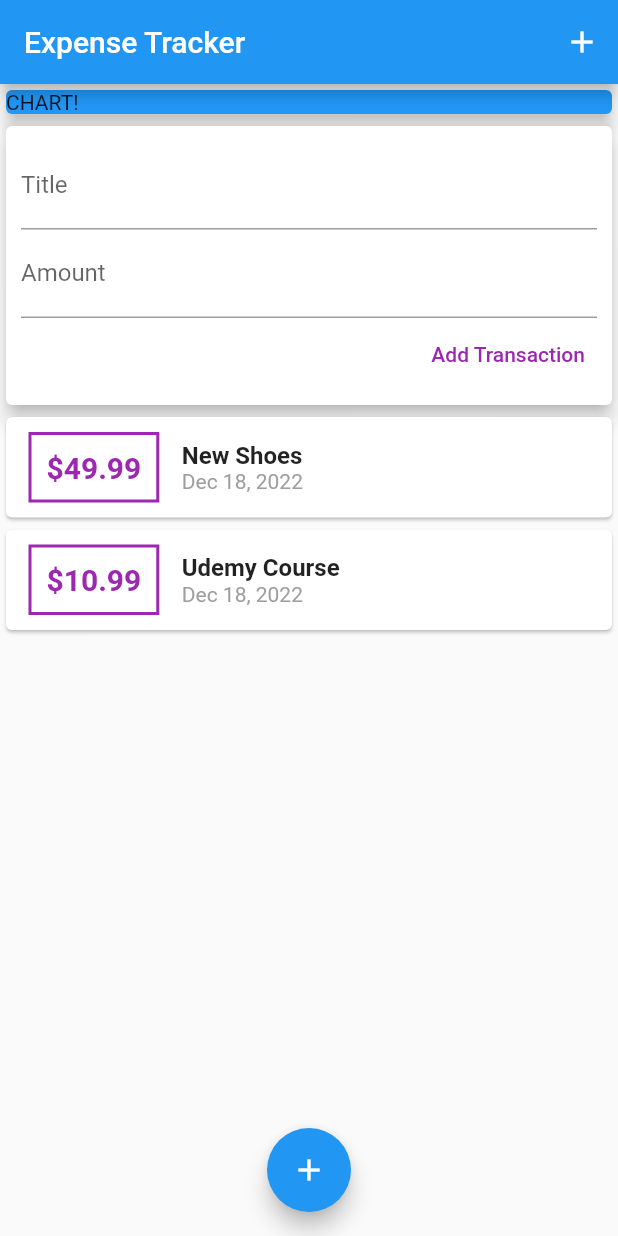
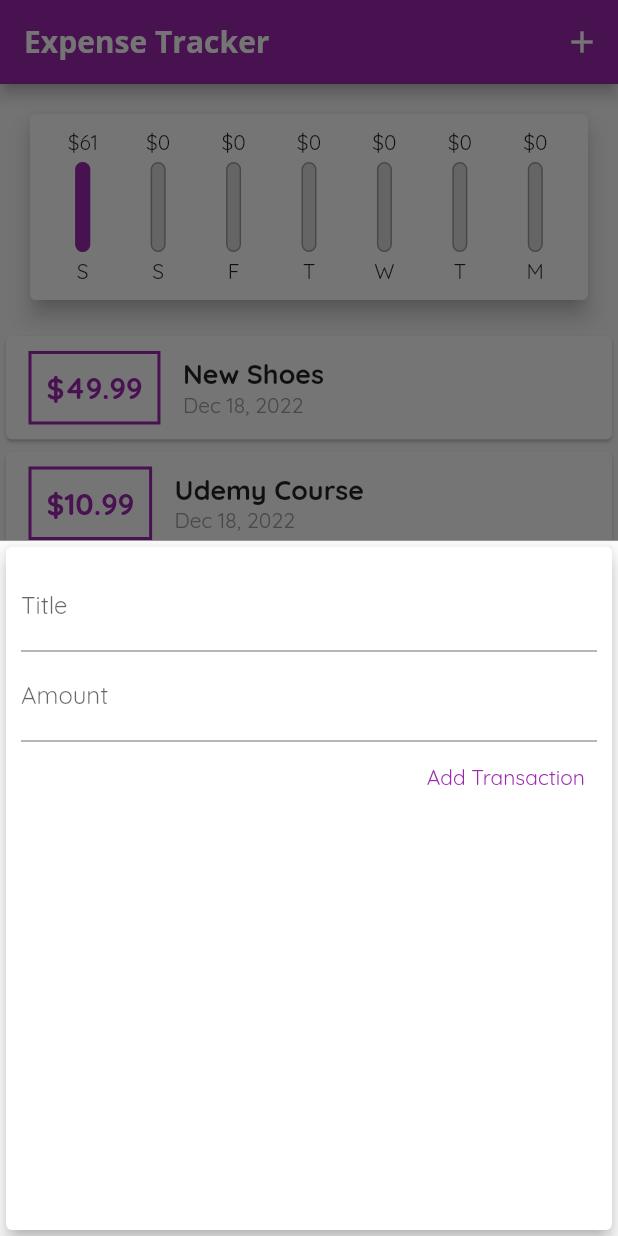
Before and after one commit to adnitr/expense-tracker-app-flutter, a Flutter app: the screen it shows after launch, after a tap on the "add" icon, on a phone screen of 412 x 824 dp. Run offline on Flutter 3.47's test engine with Material 2 defaults, Android fonts, the phone set to English and light mode, and no system bars.

Commit message:
add floating button, expense chart basic

```diff
--- a/lib/main.dart
+++ b/lib/main.dart
@@ -1,8 +1,10 @@
-import 'package:expense_tracker/widgets/new_transaction.dart';
 import 'package:flutter/material.dart';
+import 'package:uuid/uuid.dart';
 
 import './widgets/new_transaction.dart';
-import './widgets/user_transactions.dart';
+import './widgets/transaction_list.dart';
+import './widgets/chart.dart';
+import './models/transaction.dart';
 
 void main() {
   runApp(const MyApp());
@@ -11,29 +13,82 @@ void main() {
 class MyApp extends StatelessWidget {
   const MyApp({super.key});
 
-  // void startAddNewTransaction(ctx) {
-  //   showModalBottomSheet(context: ctx, builder: (_) {
-  //     return NewTransaction(addTransaction)
-  //   })
-  // }
-
   // This widget is the root of your application.
   @override
   Widget build(BuildContext context) {
     return MaterialApp(
-      title: 'Flutter App',
-      home: MyHomePage(),
+      title: 'Personal Expenses',
+      theme: ThemeData(
+          primarySwatch: Colors.purple,
+          accentColor: Colors.amber,
+          fontFamily: 'Quicksand',
+          appBarTheme: const AppBarTheme(
+              titleTextStyle: TextStyle(
+                  fontFamily: 'OpenSans',
+                  fontSize: 20,
+                  fontWeight: FontWeight.bold))),
+      home: const MyHomePage(),
     );
   }
 }
 
-class MyHomePage extends StatelessWidget {
+class MyHomePage extends StatefulWidget {
+  const MyHomePage({super.key});
+
+  @override
+  State<MyHomePage> createState() => _MyHomePageState();
+}
+
+class _MyHomePageState extends State<MyHomePage> {
+  final List<Transaction> _userTransactions = [
+    Transaction(
+        id: 't1', title: 'New Shoes', amount: 49.99, date: DateTime.now()),
+    Transaction(
+        id: 't2', title: 'Udemy Course', amount: 10.99, date: DateTime.now()),
+  ];
+
+  List<Transaction> get _recentTransactions {
+    return _userTransactions.where((tx) {
+      return tx.date.isAfter(DateTime.now().subtract(const Duration(days: 7)));
+    }).toList();
+  }
+
+  void _addNewTransaction(String txTitle, double txAmount) {
+    final newTx = Transaction(
+        id: Uuid().v1(),
+        title: txTitle,
+        amount: txAmount,
+        date: DateTime.now());
+
+    setState(() {
+      _userTransactions.add(newTx);
+    });
+  }
+
+  void _startAddNewTransaction(ctx) {
+    showModalBottomSheet(
+        context: ctx,
+        builder: (_) {
+          return GestureDetector(
+            onTap: () {},
+            behavior: HitTestBehavior.opaque,
+            child: NewTransaction(_addNewTransaction),
+          );
+        });
+  }
+
   @override
   Widget build(BuildContext context) {
     return Scaffold(
       appBar: AppBar(
-        title: Text("Expense Tracker"),
-        actions: [IconButton(onPressed: () {}, icon: Icon(Icons.add))],
+        title: const Text(
+          "Expense Tracker",
+        ),
+        actions: [
+          IconButton(
+              onPressed: () => _startAddNewTransaction(context),
+              icon: const Icon(Icons.add))
+        ],
       ),
       body: SingleChildScrollView(
         child: Column(
@@ -42,20 +97,16 @@ class MyHomePage extends StatelessWidget {
           children: [
             Container(
               width: double.infinity,
-              child: const Card(
-                child: Text("CHART!"),
-                color: Colors.blue,
-                elevation: 5,
-              ),
+              child: Chart(_recentTransactions),
             ),
-            UserTransaction()
+            TransactionList(_userTransactions)
           ],
         ),
       ),
       floatingActionButtonLocation: FloatingActionButtonLocation.centerFloat,
       floatingActionButton: FloatingActionButton(
-        child: Icon(Icons.add),
-        onPressed: () {},
+        child: const Icon(Icons.add),
+        onPressed: () => _startAddNewTransaction(context),
       ),
     );
   }
--- /dev/null
+++ b/lib/widgets/chart.dart
@@ -0,0 +1,61 @@
+import 'package:expense_tracker/models/transaction.dart';
+import 'package:expense_tracker/widgets/chart_bar.dart';
+import 'package:flutter/material.dart';
+import 'package:intl/intl.dart';
+
+class Chart extends StatelessWidget {
+  final List<Transaction> recentTransactions;
+
+  Chart(this.recentTransactions);
+
+  List<Map<String, Object>> get groupedTransactionValues {
+    return List.generate(7, (index) {
+      final weekDay = DateTime.now().subtract(Duration(days: index));
+
+      double totalSum = 0.0;
+
+      for (var i = 0; i < recentTransactions.length; i++) {
+        if (recentTransactions[i].date.day == weekDay.day &&
+            recentTransactions[i].date.month == weekDay.month &&
+            recentTransactions[i].date.year == weekDay.year) {
+          totalSum += recentTransactions[i].amount;
+        }
+      }
+
+      return {
+        'day': DateFormat.E().format(weekDay).substring(0, 1),
+        'amount': totalSum
+      };
+    });
+  }
+
+  double get totalSpending {
+    return groupedTransactionValues.fold(0.0, (sum, item) {
+      return sum + (item['amount'] as double);
+    });
+  }
+
+  @override
+  Widget build(BuildContext context) {
+    print(groupedTransactionValues);
+    return Card(
+      elevation: 6,
+      margin: EdgeInsets.all(20),
+      child: Padding(
+          padding: EdgeInsets.all(10),
+          child: Row(
+            mainAxisAlignment: MainAxisAlignment.spaceAround,
+            children: groupedTransactionValues.map((data) {
+              return Flexible(
+                  fit: FlexFit.tight,
+                  child: ChartBar(
+                      data['day'].toString(),
+                      data['amount'] as double,
+                      totalSpending == 0.0
+                          ? 0.0
+                          : (data['amount'] as double) / totalSpending));
+            }).toList(),
+          )),
+    );
+  }
+}
--- /dev/null
+++ b/lib/widgets/chart_bar.dart
@@ -0,0 +1,47 @@
+import 'package:flutter/material.dart';
+
+class ChartBar extends StatelessWidget {
+  final String label;
+  final double spendingAmount;
+  final double spendingPctOfTotal;
+
+  ChartBar(this.label, this.spendingAmount, this.spendingPctOfTotal);
+
+  @override
+  Widget build(BuildContext context) {
+    return Column(
+      children: [
+        FittedBox(child: Text("\$${spendingAmount.toStringAsFixed(0)}")),
+        SizedBox(
+          height: 4,
+        ),
+        Container(
+          height: 60,
+          width: 10,
+          child: Stack(
+            children: [
+              Container(
+                decoration: BoxDecoration(
+                    border: Border.all(color: Colors.grey, width: 1.0),
+                    color: Color.fromRGBO(220, 220, 220, 1),
+                    borderRadius: BorderRadius.circular(20)),
+              ),
+              FractionallySizedBox(
+                heightFactor: spendingPctOfTotal,
+                child: Container(
+                  decoration: BoxDecoration(
+                      color: Theme.of(context).primaryColor,
+                      borderRadius: BorderRadius.circular(10)),
+                ),
+              )
+            ],
+          ),
+        ),
+        SizedBox(
+          height: 4,
+        ),
+        Text(label)
+      ],
+    );
+  }
+}
--- a/lib/widgets/new_transaction.dart
+++ b/lib/widgets/new_transaction.dart
@@ -1,23 +1,27 @@
 import 'package:flutter/material.dart';
 
-class NewTransaction extends StatelessWidget {
+class NewTransaction extends StatefulWidget {
   final Function addTransaction;
+  NewTransaction(this.addTransaction, {super.key});
+  @override
+  State<NewTransaction> createState() => _NewTransactionState();
+}
+
+class _NewTransactionState extends State<NewTransaction> {
   final titleController = TextEditingController();
   final amountController = TextEditingController();
-
-  NewTransaction(this.addTransaction);
 
   void submitData() {
     final enteredTitle = titleController.text;
     final enteredAmount = double.parse(amountController.text);
 
     if (enteredTitle.isEmpty || enteredAmount <= 0) {
-      print(enteredTitle);
-      print(enteredAmount);
       return;
     }
 
-    addTransaction(enteredTitle, enteredAmount);
+    widget.addTransaction(enteredTitle, enteredAmount);
+
+    Navigator.of(context).pop();
   }
 
   @override
@@ -50,7 +54,7 @@ class NewTransaction extends StatelessWidget {
                 onPressed: submitData,
                 child: Text('Add Transaction'),
                 style: TextButton.styleFrom(
-                  foregroundColor: Colors.purple,
+                  foregroundColor: Theme.of(context).primaryColor,
                 ),
               )
             ],
--- a/lib/widgets/transaction_list.dart
+++ b/lib/widgets/transaction_list.dart
@@ -12,22 +12,41 @@ class TransactionList extends StatelessWidget {
   Widget build(BuildContext context) {
     return Container(
         height: 300,
-        child: ListView.builder(
+        child: transactions.isEmpty
+            ? Column(
+                children: [
+                  Text("No transactions added yet!",
+                      style:
+                          TextStyle(fontSize: 18, fontWeight: FontWeight.bold)),
+                  SizedBox(
+                    height: 20,
+                  ),
+                  Container(
+                    height: 200,
+                    child: Image.asset("assets/images/waiting.png",
+                        fit: BoxFit.cover),
+                  )
+                ],
+              )
+            : ListView.builder(
                 itemCount: transactions.length,
                 itemBuilder: (ctx, index) {
                   return Card(
                     child: Row(children: [
                       Container(
-                  margin: EdgeInsets.symmetric(vertical: 10, horizontal: 15),
+                        margin:
+                            EdgeInsets.symmetric(vertical: 10, horizontal: 15),
                         child: Text(
                           '\$${transactions[index].amount.toStringAsFixed(2)}',
                           style: TextStyle(
                               fontWeight: FontWeight.bold,
                               fontSize: 20,
-                        color: Colors.purple),
+                              color: Theme.of(context).primaryColor),
                         ),
                         decoration: BoxDecoration(
-                      border: Border.all(color: Colors.purple, width: 2)),
+                            border: Border.all(
+                                color: Theme.of(context).primaryColor,
+                                width: 2)),
                         padding: EdgeInsets.all(10),
                       ),
                       Column(
@@ -37,12 +56,15 @@ class TransactionList extends StatelessWidget {
                             child: Text(
                               transactions[index].title,
                               style: TextStyle(
-                            fontSize: 16, fontWeight: FontWeight.bold),
+                                  // fontFamily: 'OpenSans',
+                                  fontSize: 18,
+                                  fontWeight: FontWeight.bold),
                             ),
                           ),
                           Container(
                             child: Text(
-                        DateFormat.yMMMd().format(transactions[index].date),
+                              DateFormat.yMMMd()
+                                  .format(transactions[index].date),
                               style: TextStyle(color: Colors.grey),
                             ),
                           )
--- a/lib/widgets/user_transactions.dart
+++ /dev/null
@@ -1,44 +0,0 @@
-import 'package:flutter/material.dart';
-import 'package:uuid/uuid.dart';
-
-import './new_transaction.dart';
-import './transaction_list.dart';
-import '../models/transaction.dart';
-
-class UserTransaction extends StatefulWidget {
-  UserTransaction({super.key});
-
-  @override
-  State<UserTransaction> createState() => _UserTransactionState();
-}
-
-class _UserTransactionState extends State<UserTransaction> {
-  final List<Transaction> _userTransactions = [
-    Transaction(
-        id: 't1', title: 'New Shoes', amount: 49.99, date: DateTime.now()),
-    Transaction(
-        id: 't2', title: 'Udemy Course', amount: 10.99, date: DateTime.now()),
-  ];
-
-  void _addNewTransaction(String txTitle, double txAmount) {
-    final newTx = Transaction(
-        id: Uuid().v1(),
-        title: txTitle,
-        amount: txAmount,
-        date: DateTime.now());
-
-    setState(() {
-      _userTransactions.add(newTx);
-    });
-  }
-
-  @override
-  Widget build(BuildContext context) {
-    return Column(
-      children: [
-        NewTransaction(_addNewTransaction),
-        TransactionList(_userTransactions)
-      ],
-    );
-  }
-}
```
Also changed, not shown: pubspec.yaml (+14 -15 lines), assets/fonts/OpenSans-Bold.ttf (added), assets/fonts/OpenSans-Regular.ttf (added), assets/fonts/Quicksand-Bold.ttf (added), assets/fonts/Quicksand-Light.ttf (added), assets/fonts/Quicksand-Medium.ttf (added), assets/fonts/Quicksand-Regular.ttf (added), assets/images/waiting.png (added). Lines whose indentation alone changed are shown as unchanged.
